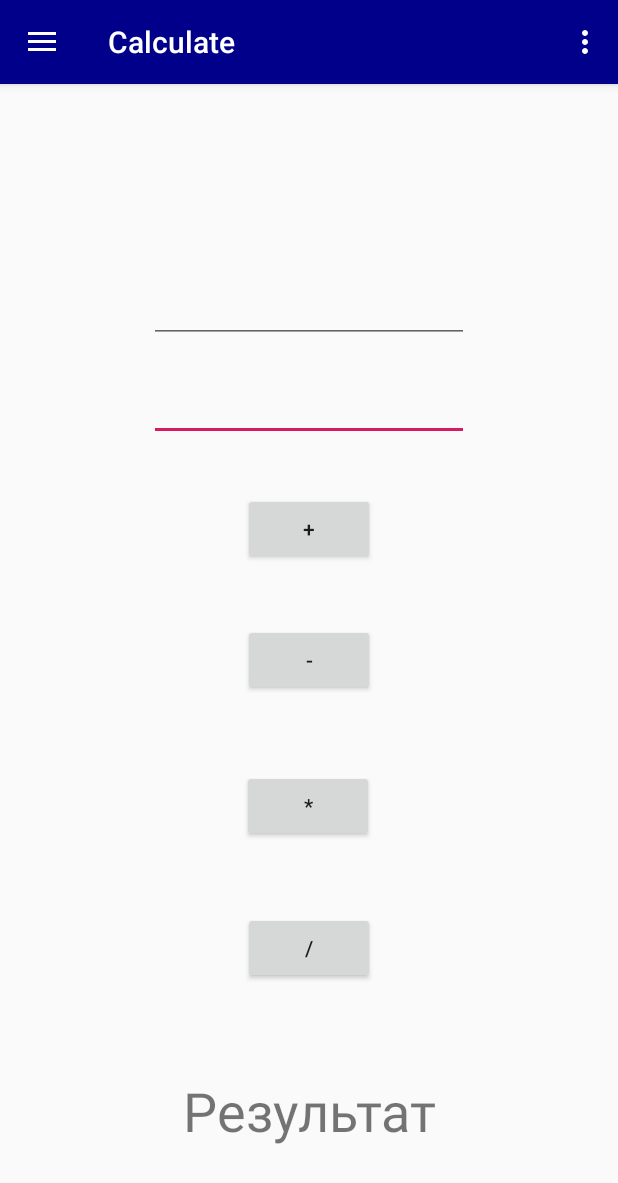
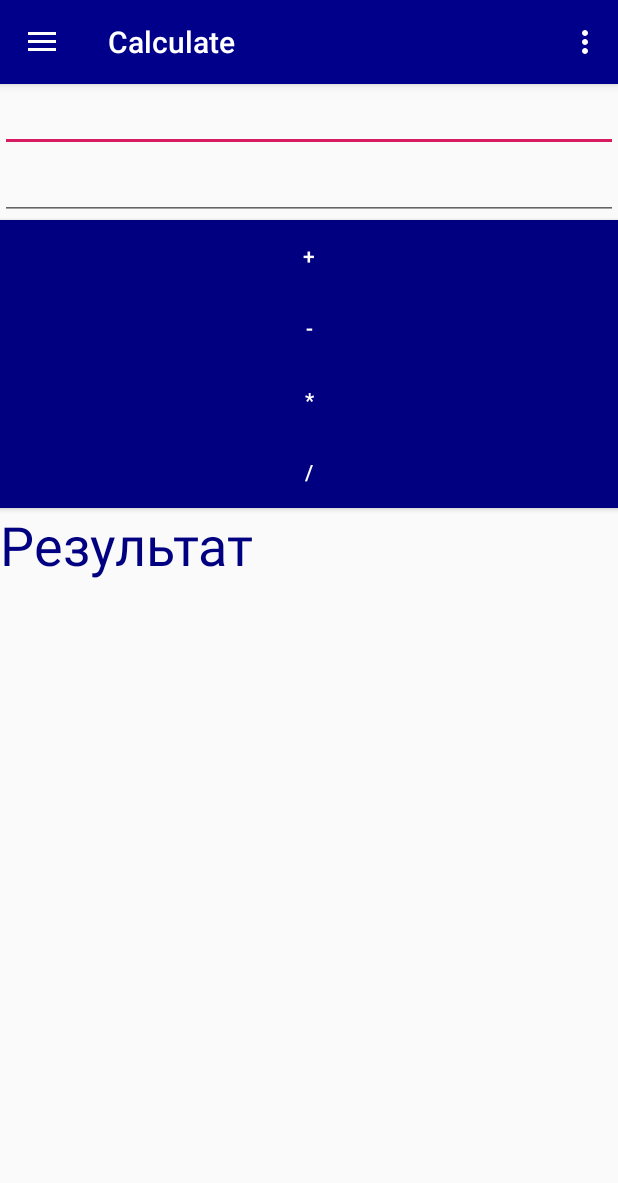
Before and after one commit to dmsrgv/MireaProject, an Android app: the screen it shows after launch (MainActivity), in the side drawer, after a tap on "Calculate", on a phone screen of 412 x 824 dp. Shown: the top 1183 px of the screen. Run offline under Robolectric (Android 15) with nearby library versions, the phone set to English and light mode, and no system bars; our stand-ins replace navigation-ui.

Commit message:
*Fix design+layouts

```diff
--- a/app/src/main/res/layout/fragment_calculate.xml
+++ b/app/src/main/res/layout/fragment_calculate.xml
@@ -10,96 +10,70 @@
         android:layout_width="match_parent"
         android:layout_height="match_parent">
 
+        <LinearLayout
+            android:id="@+id/linearLayout"
+            android:layout_width="match_parent"
+            android:layout_height="match_parent"
+            android:orientation="vertical"
+            tools:layout_editor_absoluteX="0dp"
+            tools:layout_editor_absoluteY="31dp">
+
             <EditText
                 android:id="@+id/editText2"
-            android:layout_width="wrap_content"
+                android:layout_width="match_parent"
                 android:layout_height="wrap_content"
-            android:layout_marginTop="124dp"
                 android:ems="10"
-            android:inputType="textPersonName"
-            app:layout_constraintBottom_toBottomOf="parent"
-            app:layout_constraintEnd_toEndOf="parent"
-            app:layout_constraintStart_toStartOf="parent"
-            app:layout_constraintTop_toTopOf="parent"
-            app:layout_constraintVertical_bias="0.115" />
+                android:inputType="textPersonName" />
 
             <EditText
                 android:id="@+id/editText3"
-            android:layout_width="wrap_content"
+                android:layout_width="match_parent"
                 android:layout_height="wrap_content"
-            android:layout_marginBottom="468dp"
                 android:ems="10"
-            android:inputType="textPersonName"
-            app:layout_constraintBottom_toBottomOf="parent"
-            app:layout_constraintEnd_toEndOf="parent"
-            app:layout_constraintHorizontal_bias="0.5"
-            app:layout_constraintStart_toStartOf="parent"
-            app:layout_constraintTop_toTopOf="parent" />
+                android:inputType="textPersonName" />
+
+            <Button
+                android:id="@+id/buttonPlus"
+                style="@style/Widget.AppCompat.Button.Colored"
+                android:layout_width="match_parent"
+                android:layout_height="wrap_content"
+                android:background="#000080"
+                android:onClick="onClick"
+                android:text="+" />
+
+            <Button
+                android:id="@+id/buttonMinus"
+                style="@style/Widget.AppCompat.Button.Colored"
+                android:layout_width="match_parent"
+                android:layout_height="wrap_content"
+                android:background="#000080"
+                android:text="-" />
 
             <Button
                 android:id="@+id/buttonUmn"
-            android:layout_width="wrap_content"
+                style="@style/Widget.AppCompat.Button.Colored"
+                android:layout_width="match_parent"
                 android:layout_height="wrap_content"
-            android:text="*"
-            app:layout_constraintBottom_toBottomOf="parent"
-            app:layout_constraintEnd_toEndOf="parent"
-            app:layout_constraintHorizontal_bias="0.498"
-            app:layout_constraintStart_toStartOf="parent"
-            app:layout_constraintTop_toTopOf="parent"
-            app:layout_constraintVertical_bias="0.635" />
-
-        <Button
-            android:id="@+id/buttonMinus"
-            android:layout_width="wrap_content"
-            android:layout_height="wrap_content"
-            android:text="-"
-            app:layout_constraintBottom_toBottomOf="parent"
-            app:layout_constraintEnd_toEndOf="parent"
-            app:layout_constraintHorizontal_bias="0.5"
-            app:layout_constraintStart_toStartOf="parent"
-            app:layout_constraintTop_toTopOf="parent" />
-
-        <Button
-            android:id="@+id/buttonPlus"
-            android:layout_width="wrap_content"
-            android:layout_height="wrap_content"
-            android:onClick="onClick"
-            android:text="+"
-            app:layout_constraintBottom_toBottomOf="parent"
-            app:layout_constraintEnd_toEndOf="parent"
-            app:layout_constraintHorizontal_bias="0.501"
-            app:layout_constraintStart_toStartOf="parent"
-            app:layout_constraintTop_toTopOf="parent"
-            app:layout_constraintVertical_bias="0.379" />
+                android:background="#000080"
+                android:text="*" />
 
             <Button
                 android:id="@+id/buttonRazdel"
-            android:layout_width="wrap_content"
+                style="@style/Widget.AppCompat.Button.Colored"
+                android:layout_width="match_parent"
                 android:layout_height="wrap_content"
-            android:text="/"
-            app:layout_constraintBottom_toBottomOf="parent"
-            app:layout_constraintEnd_toEndOf="parent"
-            app:layout_constraintHorizontal_bias="0.501"
-            app:layout_constraintStart_toStartOf="parent"
-            app:layout_constraintTop_toTopOf="parent"
-            app:layout_constraintVertical_bias="0.767" />
-
-        <androidx.constraintlayout.widget.Barrier
-            android:id="@+id/barrier"
-            android:layout_width="wrap_content"
-            android:layout_height="wrap_content"
-            app:barrierDirection="top" />
+                android:background="#000080"
+                android:text="/" />
 
             <TextView
                 android:id="@+id/textView2"
                 android:layout_width="wrap_content"
                 android:layout_height="wrap_content"
                 android:text="Результат"
-            android:textSize="36sp"
-            app:layout_constraintBottom_toBottomOf="parent"
-            app:layout_constraintEnd_toEndOf="parent"
-            app:layout_constraintHorizontal_bias="0.5"
-            app:layout_constraintStart_toStartOf="parent"
-            app:layout_constraintTop_toBottomOf="@+id/buttonRazdel" />
+                android:textColor="#000080"
+                android:textSize="36sp" />
+
+        </LinearLayout>
     </androidx.constraintlayout.widget.ConstraintLayout>
+
 </FrameLayout>
--- a/app/src/main/res/layout/fragment_gallery.xml
+++ b/app/src/main/res/layout/fragment_gallery.xml
@@ -7,10 +7,12 @@
 
     <Button
         android:id="@+id/button3"
+        style="@style/Widget.AppCompat.Button.Colored"
         android:layout_width="wrap_content"
         android:layout_height="wrap_content"
+        android:onClick="onClickPlayMusic"
+        android:background="#000080"
         android:text="PLAY"
-        android:onClick="onClickPlayMusic"
         app:layout_constraintBottom_toBottomOf="parent"
         app:layout_constraintEnd_toEndOf="parent"
         app:layout_constraintHorizontal_bias="0.188"
@@ -20,10 +22,12 @@
 
     <Button
         android:id="@+id/button4"
+        style="@style/Widget.AppCompat.Button.Colored"
         android:layout_width="wrap_content"
         android:layout_height="wrap_content"
+        android:onClick="onClickStopMusic"
         android:text="STOP"
-        android:onClick="onClickStopMusic"
+        android:background="#000080"
         app:layout_constraintBottom_toBottomOf="parent"
         app:layout_constraintEnd_toEndOf="parent"
         app:layout_constraintHorizontal_bias="0.5"
```
Lines whose indentation alone changed are shown as unchanged.
